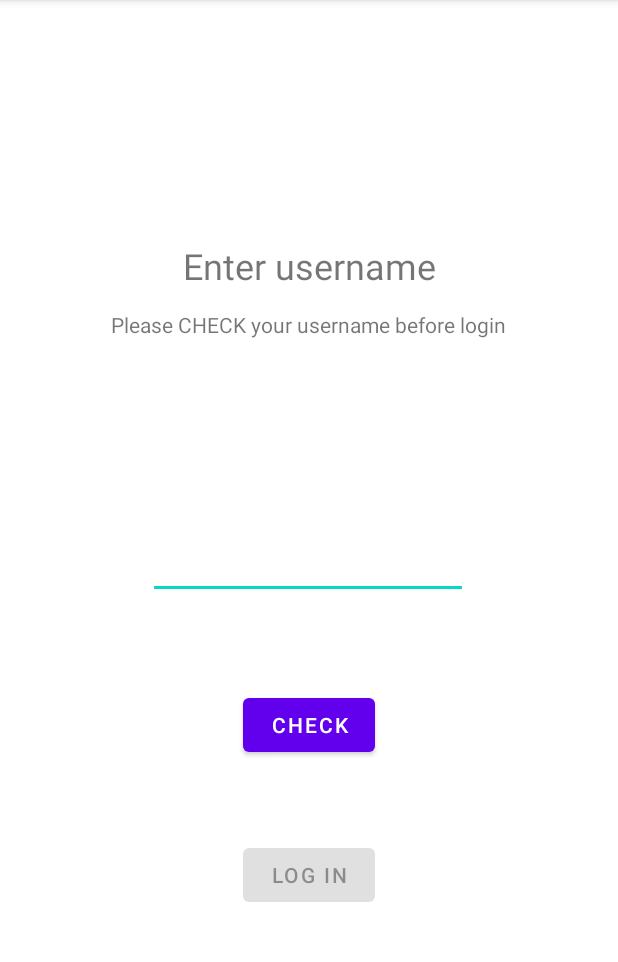
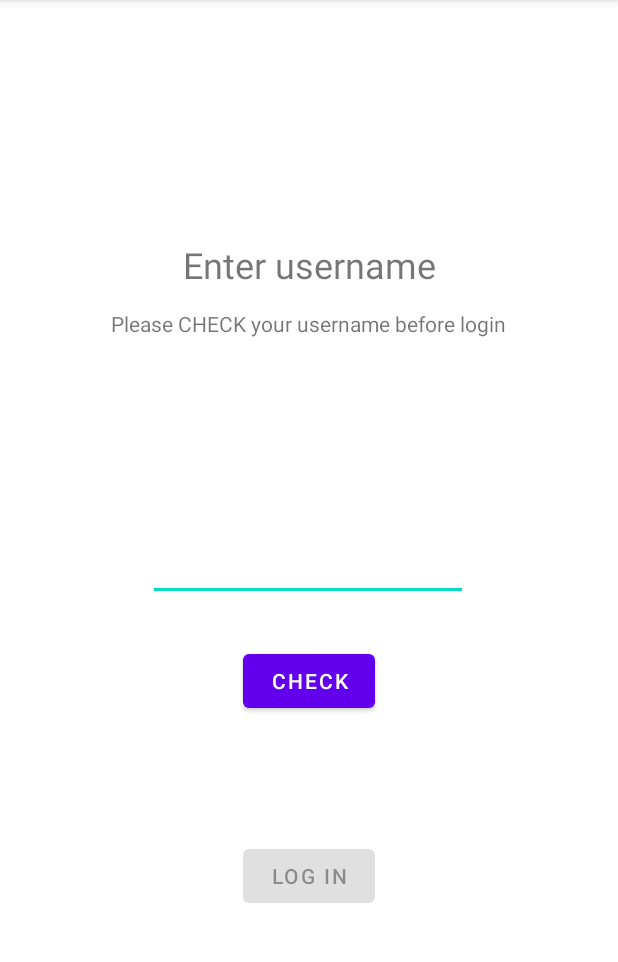
Before and after one commit to bingqianyang1/A7-Stick-It-To-Em-, an Android app: the screen it shows after launch (Login), on a phone screen of 412 x 824 dp, the part 84-1046 px from its top. Run offline under Robolectric (Android 15) with nearby library versions, the phone set to English and light mode, and no system bars; our stand-ins replace Firebase (no records; nobody signed in at launch, a user with empty details on screens opened directly).

Commit message:
Updated version

```diff
--- a/app/build.gradle
+++ b/app/build.gradle
@@ -14,6 +14,7 @@ android {
         versionName "1.0"
 
         testInstrumentationRunner "androidx.test.runner.AndroidJUnitRunner"
+        signingConfig signingConfigs.debug
     }
 
     buildTypes {
--- a/app/src/main/res/layout/activity_login.xml
+++ b/app/src/main/res/layout/activity_login.xml
@@ -12,12 +12,14 @@
         android:layout_height="wrap_content"
         android:ems="10"
         android:inputType="textPersonName"
+        android:minHeight="48dp"
         android:text=""
         app:layout_constraintBottom_toTopOf="@+id/login"
         app:layout_constraintEnd_toEndOf="parent"
         app:layout_constraintHorizontal_bias="0.497"
         app:layout_constraintStart_toStartOf="parent"
-        app:layout_constraintTop_toBottomOf="@id/usernameprompt" />
+        app:layout_constraintTop_toBottomOf="@id/usernameprompt"
+        tools:ignore="SpeakableTextPresentCheck" />
 
     <Button
         android:id="@+id/login"
@@ -51,7 +53,7 @@
         app:layout_constraintEnd_toEndOf="parent"
         app:layout_constraintHorizontal_bias="0.501"
         app:layout_constraintStart_toStartOf="parent"
-        app:layout_constraintTop_toBottomOf="@+id/check" />
+        app:layout_constraintTop_toBottomOf="@+id/username" />
 
     <TextView
         android:id="@+id/textView"
```
